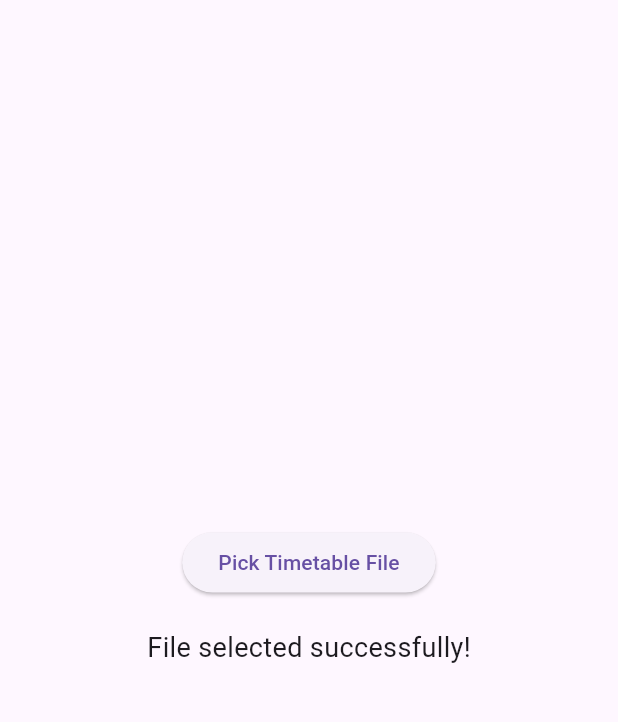
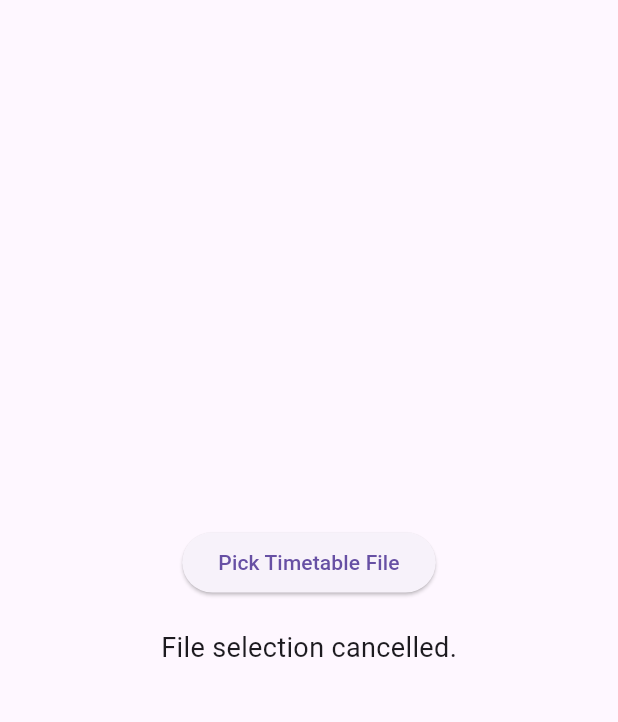
Before and after one commit to Shanmuk4622/Application_2, a Flutter app: the screen it shows after launch, after a tap on "Pick Timetable File", on a phone screen of 412 x 824 dp, the part 63-785 px from its top. Run offline on Flutter 3.47's test engine with Material 3 defaults, Android fonts, the phone set to English and light mode, and no system bars; our stand-ins replace file_picker.

Commit message:
till File Selection

```diff
--- a/lib/main.dart
+++ b/lib/main.dart
@@ -1,3 +1,4 @@
+import 'screens/home_screen.dart';
 import 'package:flutter/material.dart';
 
 void main() {
@@ -16,39 +17,3 @@ class MyApp extends StatelessWidget {
     );
   }
 }
-
-class HomeScreen extends StatefulWidget {
-  const HomeScreen({super.key});
-
-  @override
-  _HomeScreenState createState() => _HomeScreenState();
-}
-
-class _HomeScreenState extends State<HomeScreen> {
-  String message = 'No file selected';
-
-  @override
-  Widget build(BuildContext context) {
-    return Scaffold(
-      appBar: AppBar(title: const Text('Timetable Reminder')),
-      body: Center(
-        child: Column(
-          mainAxisAlignment: MainAxisAlignment.center,
-          children: [
-            ElevatedButton(
-              onPressed: () {
-                setState(() => message = 'File selected successfully!');
-              },
-              child: const Text('Pick Timetable File'),
-            ),
-            const SizedBox(height: 20),
-            Text(
-              message,
-              style: const TextStyle(fontSize: 18),
-            ),
-          ],
-        ),
-      ),
-    );
-  }
-}
--- a/lib/screens/home_screen.dart
+++ b/lib/screens/home_screen.dart
@@ -0,0 +1,41 @@
+import 'package:flutter/material.dart';
+import '../services/file_picker_service.dart';
+
+class HomeScreen extends StatefulWidget {
+  const HomeScreen({super.key});
+
+  @override
+  _HomeScreenState createState() => _HomeScreenState();
+}
+
+class _HomeScreenState extends State<HomeScreen> {
+  String message = 'No file selected';
+
+  Future<void> pickFile() async {
+    final fileName = await FilePickerService.pickFile();
+    setState(() => message = fileName ?? 'File selection cancelled.');
+  }
+
+  @override
+  Widget build(BuildContext context) {
+    return Scaffold(
+      appBar: AppBar(title: const Text('Timetable Reminder')),
+      body: Center(
+        child: Column(
+          mainAxisAlignment: MainAxisAlignment.center,
+          children: [
+            ElevatedButton(
+              onPressed: pickFile,
+              child: const Text('Pick Timetable File'),
+            ),
+            const SizedBox(height: 20),
+            Text(
+              message,
+              style: const TextStyle(fontSize: 18),
+            ),
+          ],
+        ),
+      ),
+    );
+  }
+}
--- a/lib/services/file_picker_service.dart
+++ b/lib/services/file_picker_service.dart
@@ -0,0 +1,17 @@
+import 'dart:io';
+import 'package:file_picker/file_picker.dart';
+
+class FilePickerService {
+  static Future<String?> pickFile() async {
+    FilePickerResult? result = await FilePicker.platform.pickFiles(
+      type: FileType.any,
+    );
+
+    if (result != null) {
+      File file = File(result.files.single.path!);
+      return 'Selected File: ${file.path.split('/').last}';
+    } else {
+      return null;
+    }
+  }
+}
--- a/pubspec.yaml
+++ b/pubspec.yaml
@@ -9,6 +9,7 @@ environment:
 dependencies:
   flutter:
     sdk: flutter
+  file_picker: ^9.0.2
 
 
 dev_dependencies:
```
Also changed, not shown: pubspec.lock, 1 other file.
